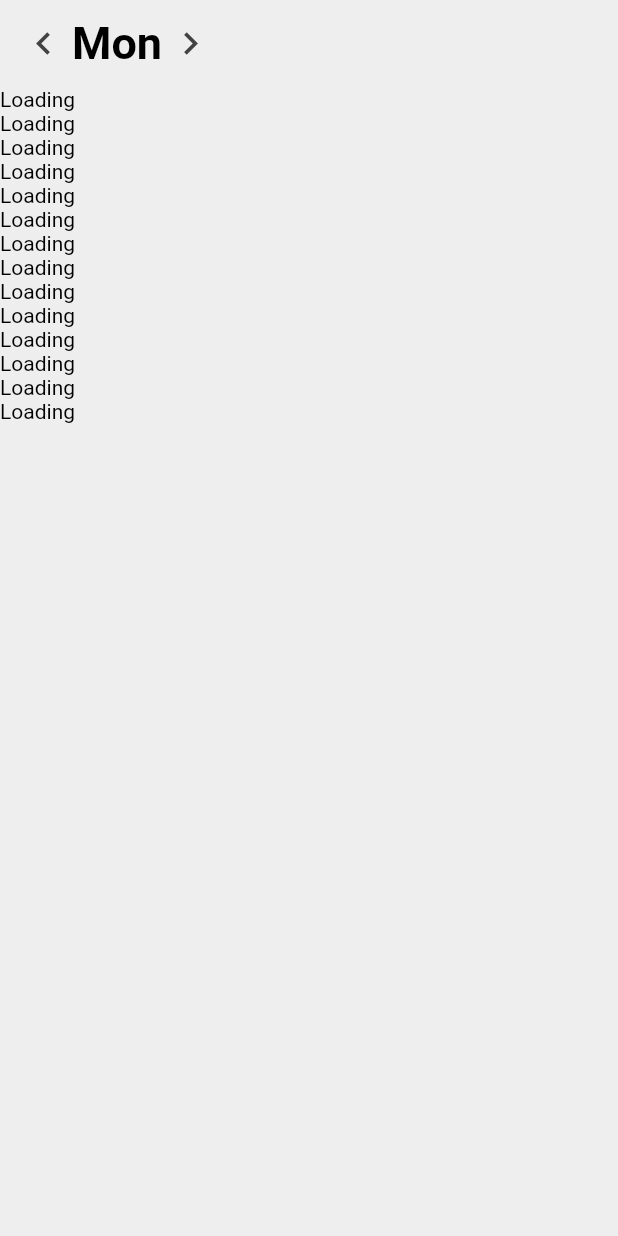
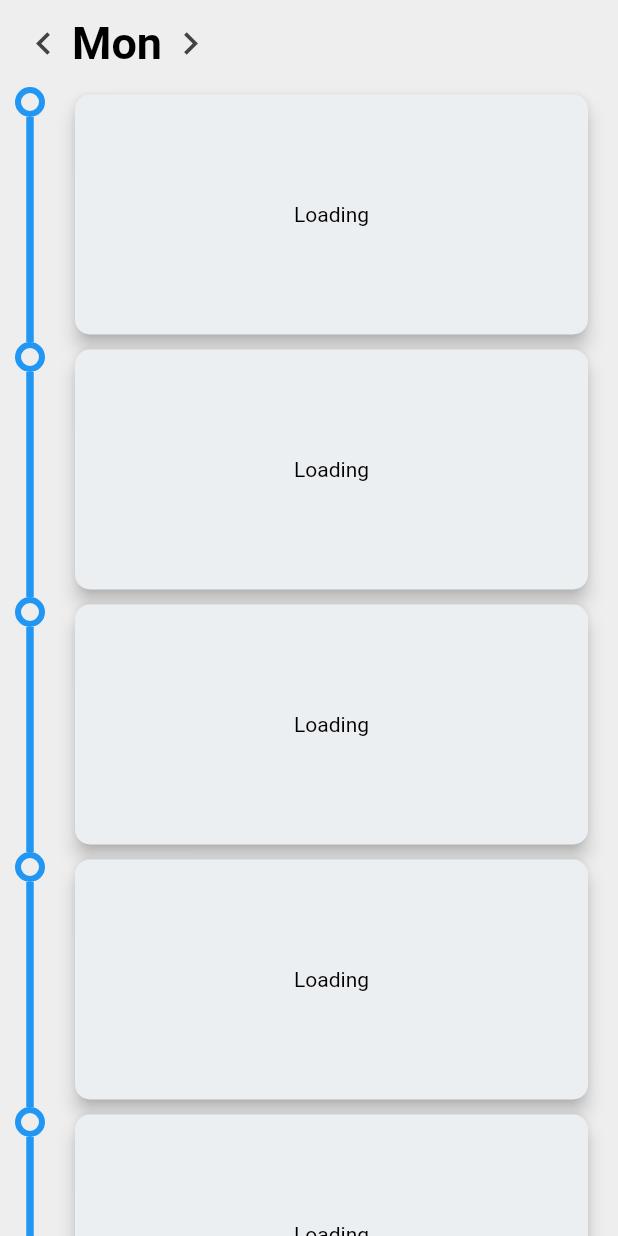
Before and after one commit to nightlan1015297/collegenius, a Flutter app: the CourseSchedual widget shown alone on an empty page, opened directly, on a phone screen of 412 x 824 dp. Run offline on Flutter 3.47's test engine with Material 2 defaults, Android fonts, the phone set to English and light mode, and no system bars; our stand-ins replace bloc, equatable, flutter_bloc.

Commit message:
improve Loading UI and modifiedthe  bad import

```diff
--- a/lib/ui/pages/CourseSchedual.dart
+++ b/lib/ui/pages/CourseSchedual.dart
@@ -4,8 +4,7 @@ import 'package:flutter/material.dart';
 
 import 'package:collegenius/ui/widgets/course_card.dart';
 import 'package:collegenius/ui/widgets/node_graph_widget.dart';
-import 'package:provider/src/provider.dart';
-import 'package:test/test.dart';
+import 'package:flutter_bloc/flutter_bloc.dart';
 
 class CourseSchedual extends StatelessWidget {
   CourseSchedual({
@@ -286,7 +285,28 @@ class CourseSchedual extends StatelessWidget {
                   );
                 });
               }
-              return Text('Loading');
+              return LayoutBuilder(builder: (context, constrains) {
+                return Row(
+                  children: [
+                    _regularNode,
+                    Padding(
+                      padding: const EdgeInsets.symmetric(horizontal: 10),
+                      child: SizedBox(
+                          width: constrains.maxWidth - 70,
+                          child: Card(
+                            margin: EdgeInsets.zero,
+                            child: Container(
+                              padding: EdgeInsets.all(10),
+                              width: constrains.maxWidth - 90,
+                              height: 160,
+                              child: Center(child: Text('Loading')),
+                            ),
+                            elevation: 5.0,
+                          )),
+                    ),
+                  ],
+                );
+              });
             },
           ),
         ),
```
